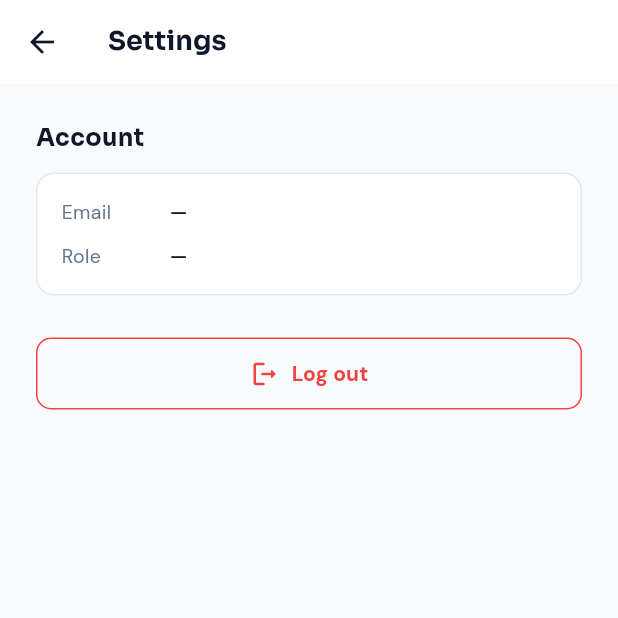
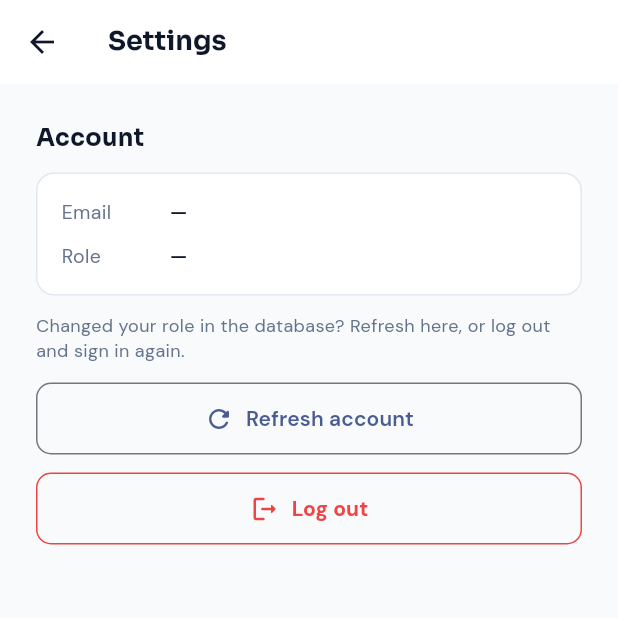
Before and after one commit to tintwym/novora_flutter, a Flutter app: the SettingsScreen screen opened by its route, on a phone screen of 412 x 824 dp, the top half of it. Run offline on Flutter 3.47's test engine with Material 3 defaults, Android fonts, the light colour scheme and no system bars; our stand-ins replace cookie_jar, dio, dio_cookie_manager, fl_chart, flutter_dotenv, flutter_secure_storage and 2 more; accounts and stored records are empty; network calls fail.

Commit message:
Update Role UI codes

```diff
--- a/lib/data/models/user_model.dart
+++ b/lib/data/models/user_model.dart
@@ -16,7 +16,19 @@ class UserModel {
   final String? accessToken;
   final String? tokenType;
 
-  String? get primaryRole => roles.isEmpty ? null : roles.first;
+  /// Normalized app role from API (`ADMIN` in DB is invalid — treat as [HR_ADMIN]).
+  String? get primaryRole {
+    if (roles.isEmpty) return null;
+    return _normalizeRole(roles.first);
+  }
+
+  static String _normalizeRole(String raw) {
+    final r = raw.trim().toUpperCase();
+    return switch (r) {
+      'ADMIN' || 'ADMINISTRATOR' => 'HR_ADMIN',
+      _ => r,
+    };
+  }
 
   bool get isEmployee => primaryRole == 'EMPLOYEE';
 
@@ -28,7 +40,7 @@ class UserModel {
     final id = rawId == null ? '' : rawId.toString();
     final email = json['email'] as String? ?? '';
     final roles = (json['roles'] as List<dynamic>?)
-            ?.map((e) => e.toString())
+            ?.map((e) => _normalizeRole(e.toString()))
             .toList() ??
         const <String>[];
     final local = email.split('@').first;
--- a/lib/features/settings/screens/settings_screen.dart
+++ b/lib/features/settings/screens/settings_screen.dart
@@ -1,15 +1,12 @@
-import 'dart:convert';
-
 import 'package:flutter/material.dart';
 import 'package:google_fonts/google_fonts.dart';
 
 import '../../../core/auth/user_roles.dart';
 import '../../../core/constants/app_colors.dart';
 import '../../../core/constants/app_routes.dart';
-import '../../../core/storage/local_storage.dart';
-import '../../../data/models/user_model.dart';
+import '../../../core/session/session_notifier.dart';
+import '../../../core/ui/app_snackbar.dart';
 import '../../../data/repositories/auth_repository.dart';
-
 class SettingsScreen extends StatefulWidget {
   const SettingsScreen({super.key, this.embeddedInShell = false});
 
@@ -20,6 +17,8 @@ class SettingsScreen extends StatefulWidget {
 }
 
 class _SettingsScreenState extends State<SettingsScreen> {
+  bool _refreshing = false;
+
   Future<bool?> _showLogoutConfirmDialog() {
     return showDialog<bool>(
       context: context,
@@ -80,16 +79,6 @@ class _SettingsScreenState extends State<SettingsScreen> {
     Navigator.pushReplacementNamed(context, AppRoutes.login);
   }
 
-  UserModel? _readUser() {
-    final raw = LocalStorage.instance.userJson;
-    if (raw == null || raw.isEmpty) return null;
-    try {
-      return UserModel.fromAuthJson(jsonDecode(raw) as Map<String, dynamic>);
-    } catch (_) {
-      return null;
-    }
-  }
-
   Future<void> _onLogoutPressed() async {
     final ok = await _showLogoutConfirmDialog();
     if (ok == true && mounted) {
@@ -97,12 +86,43 @@ class _SettingsScreenState extends State<SettingsScreen> {
     }
   }
 
+  Future<void> _refreshAccount() async {
+    if (_refreshing) return;
+    setState(() => _refreshing = true);
+    final user = await AuthRepository().refreshProfile();
+    if (!mounted) return;
+    setState(() => _refreshing = false);
+    if (user == null) {
+      AppSnackBar.showError(
+        context,
+        'Could not refresh account. Log out and sign in again.',
+      );
+      return;
+    }
+    ScaffoldMessenger.of(context).showSnackBar(
+      SnackBar(
+        content: Text(
+          'Role updated: ${UserRoles.label(user.primaryRole)}. Go to Dashboard.',
+          style: GoogleFonts.dmSans(fontWeight: FontWeight.w600),
+        ),
+      ),
+    );
+  }
+
   @override
   Widget build(BuildContext context) {
-    final user = _readUser();
-    final email = user?.email ?? '';
-    final role = UserRoles.label(user?.primaryRole);
+    return ListenableBuilder(
+      listenable: SessionNotifier.instance,
+      builder: (context, _) {
+        final user = SessionNotifier.instance.user;
+        final email = user?.email ?? '';
+        final role = UserRoles.label(user?.primaryRole);
+        return _buildBody(context, email, role);
+      },
+    );
+  }
 
+  Widget _buildBody(BuildContext context, String email, String role) {
     final body = SingleChildScrollView(
       padding: const EdgeInsets.all(24),
       child: Align(
@@ -137,7 +157,31 @@ class _SettingsScreenState extends State<SettingsScreen> {
                   ],
                 ),
               ),
-              const SizedBox(height: 28),
+              const SizedBox(height: 12),
+              Text(
+                'Changed your role in the database? Refresh here, or log out and sign in again.',
+                style: GoogleFonts.dmSans(fontSize: 12, color: AppColors.textMuted, height: 1.4),
+              ),
+              const SizedBox(height: 12),
+              OutlinedButton.icon(
+                onPressed: _refreshing ? null : _refreshAccount,
+                icon: _refreshing
+                    ? const SizedBox(
+                        width: 18,
+                        height: 18,
+                        child: CircularProgressIndicator(strokeWidth: 2),
+                      )
+                    : const Icon(Icons.refresh_rounded, size: 20),
+                label: Text(
+                  'Refresh account',
+                  style: GoogleFonts.dmSans(fontWeight: FontWeight.w600),
+                ),
+                style: OutlinedButton.styleFrom(
+                  padding: const EdgeInsets.symmetric(vertical: 14, horizontal: 16),
+                  shape: RoundedRectangleBorder(borderRadius: BorderRadius.circular(10)),
+                ),
+              ),
+              const SizedBox(height: 12),
               OutlinedButton.icon(
                 onPressed: _onLogoutPressed,
                 icon: Icon(Icons.logout_rounded, color: AppColors.danger, size: 20),
```
Also changed, not shown: lib/core/session/session_notifier.dart (added, +49 -0 lines), lib/data/repositories/auth_repository.dart (+20 -5 lines), lib/features/dashboard/screens/dashboard_screen.dart (+32 -12 lines).
